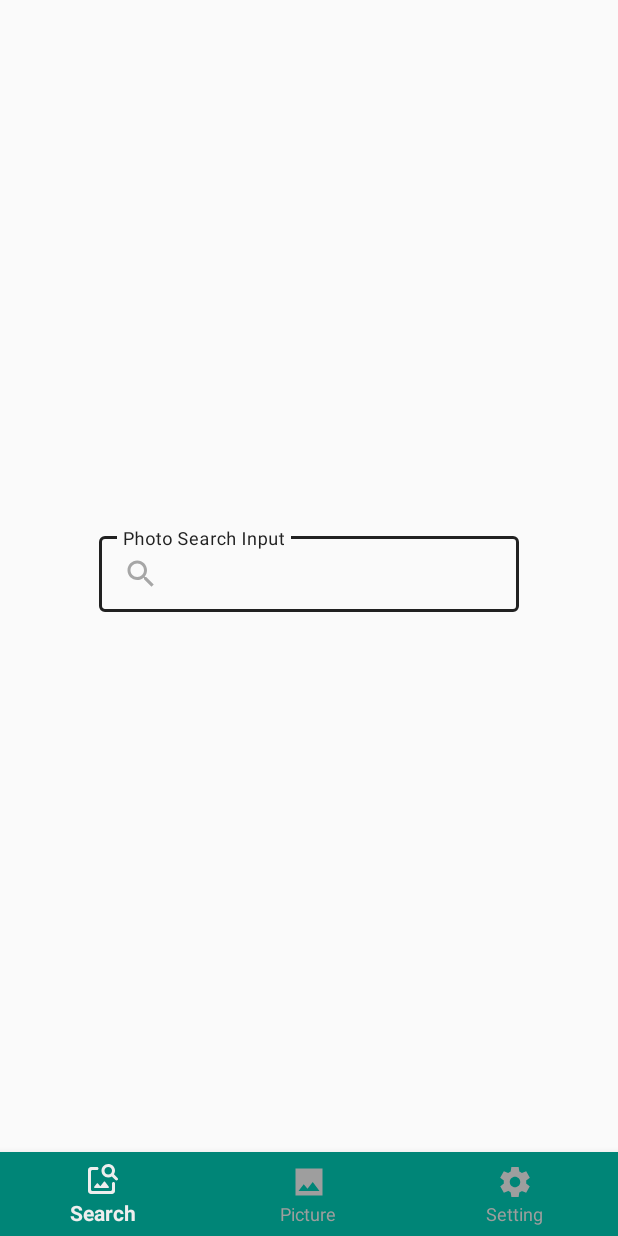
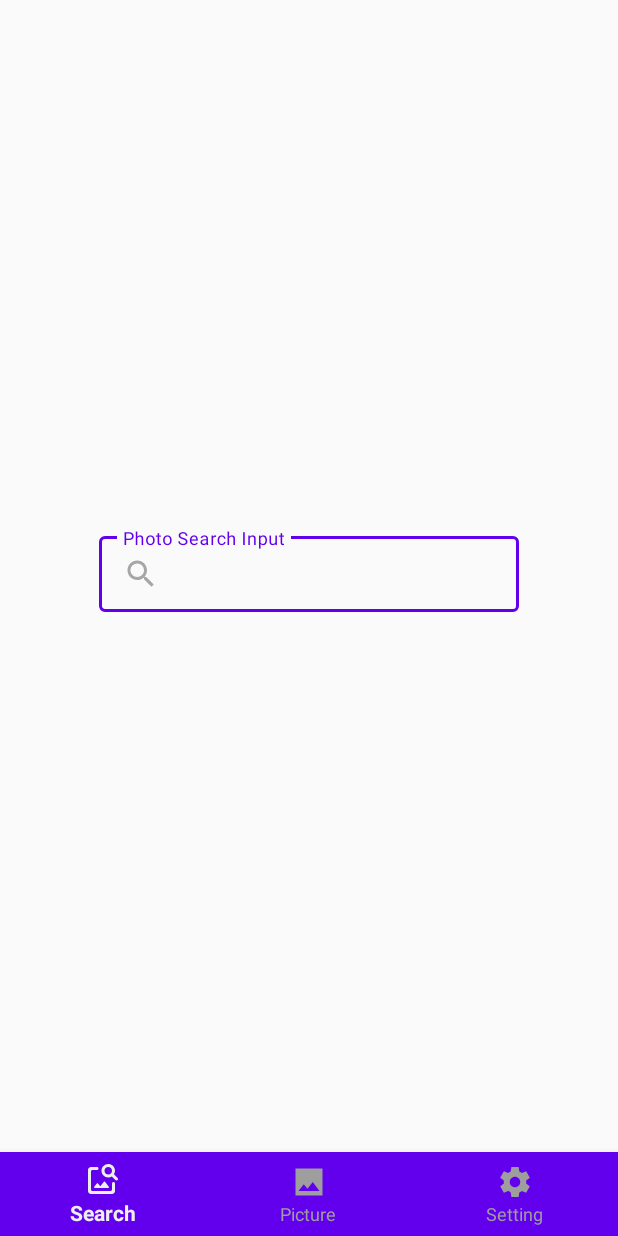
Before and after one commit to TaeseongYun/imageSearch_Project, an Android app: the screen it shows after launch (MainActivity), on a phone screen of 412 x 824 dp. Run offline under Robolectric (Android 15) with nearby library versions, the phone set to English and light mode, and no system bars.

```diff
--- a/app/src/main/java/tech/tsdev/unsplashproject/view/main/home/detailsearch/presenter/DetailSearchContract.kt
+++ b/app/src/main/java/tech/tsdev/unsplashproject/view/main/home/detailsearch/presenter/DetailSearchContract.kt
@@ -7,10 +7,14 @@ interface DetailSearchContract {
         fun showFailmessage(message: String)
 
         fun showBottomSheetDialog(position: String)
+
+        fun loadSerachKeyword(searchKeyword: String)
     }
 
     interface Presenter{
         fun loadUnsplashImage(keyword: String)
 
+
+
     }
 }
--- /dev/null
+++ b/app/src/main/res/drawable/ic_arrow_white_24dp.xml
@@ -0,0 +1,5 @@
+<vector android:height="24dp" android:tint="#FFFFFF"
+    android:viewportHeight="24.0" android:viewportWidth="24.0"
+    android:width="24dp" xmlns:android="http://schemas.android.com/apk/res/android">
+    <path android:fillColor="#FF000000" android:pathData="M20,11H7.83l5.59,-5.59L12,4l-8,8 8,8 1.41,-1.41L7.83,13H20v-2z"/>
+</vector>
--- a/app/src/main/res/values/colors.xml
+++ b/app/src/main/res/values/colors.xml
@@ -1,8 +1,8 @@
 <?xml version="1.0" encoding="utf-8"?>
 <resources>
-    <color name="colorPrimary">#008577</color>
-    <color name="colorPrimaryDark">#00574B</color>
-    <color name="colorAccent">#008577</color>
+    <color name="colorPrimary">#6200EE</color>
+    <color name="colorPrimaryDark">#3700B3</color>
+    <color name="colorAccent">#6200EE</color>
 
 
     <color name="white">#EEEEEE</color>
--- a/app/src/main/res/values/styles.xml
+++ b/app/src/main/res/values/styles.xml
@@ -3,9 +3,9 @@
     <!-- Base application theme. -->
     <style name="AppTheme" parent="Theme.AppCompat.Light.DarkActionBar">
         <!-- Customize your theme here. -->
-        <!--<item name="colorPrimary">@color/colorPrimary</item>-->
-        <item name="colorPrimaryDark">@color/colorPrimary</item>
-        <item name="colorAccent">@color/colorAccent</item>
+        <item name="colorPrimary">@color/colorPrimary</item>
+        <item name="colorPrimaryDark">@color/colorPrimaryDark</item>
+        <item name="colorAccent">@color/colorPrimary</item>
 
 
         <!--안드로이드 타이틀바 제거 문장-->
```
Also changed, not shown: app/src/main/java/tech/tsdev/unsplashproject/view/main/home/detailsearch/DetailSearch.kt (+8 -0 lines), app/src/main/res/layout/activity_detail_search.xml (+41 -1 lines).
